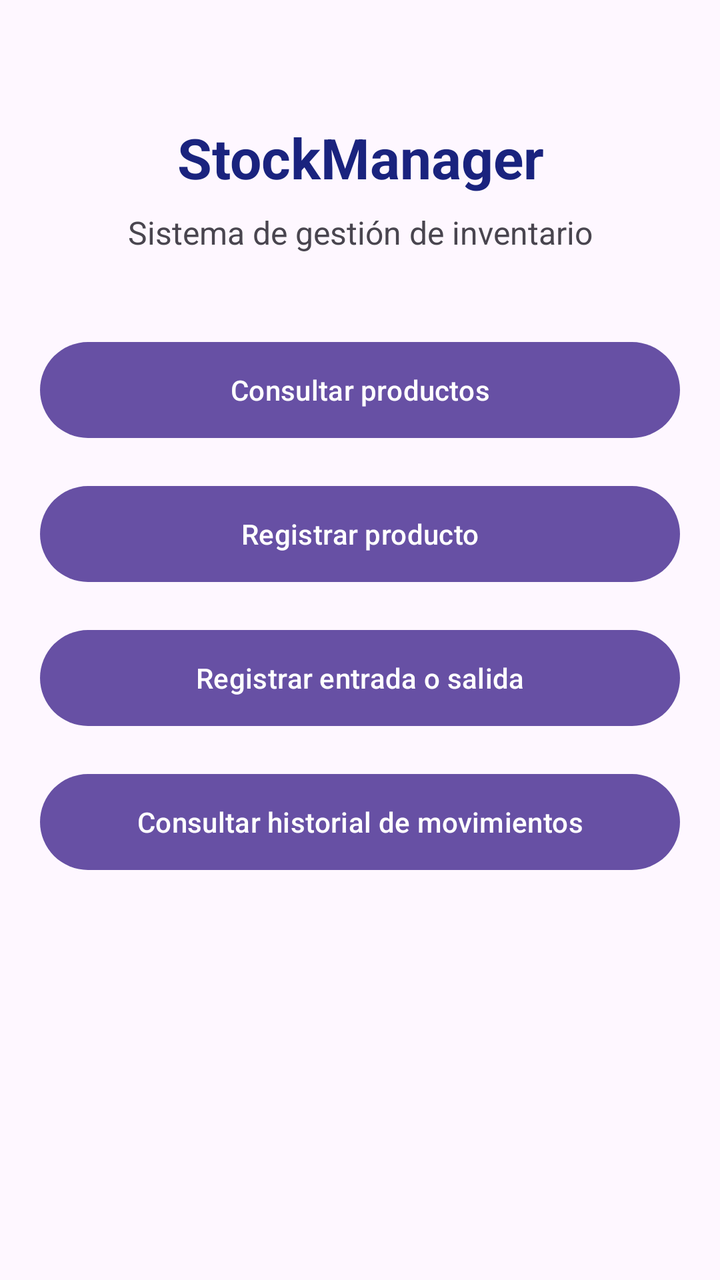
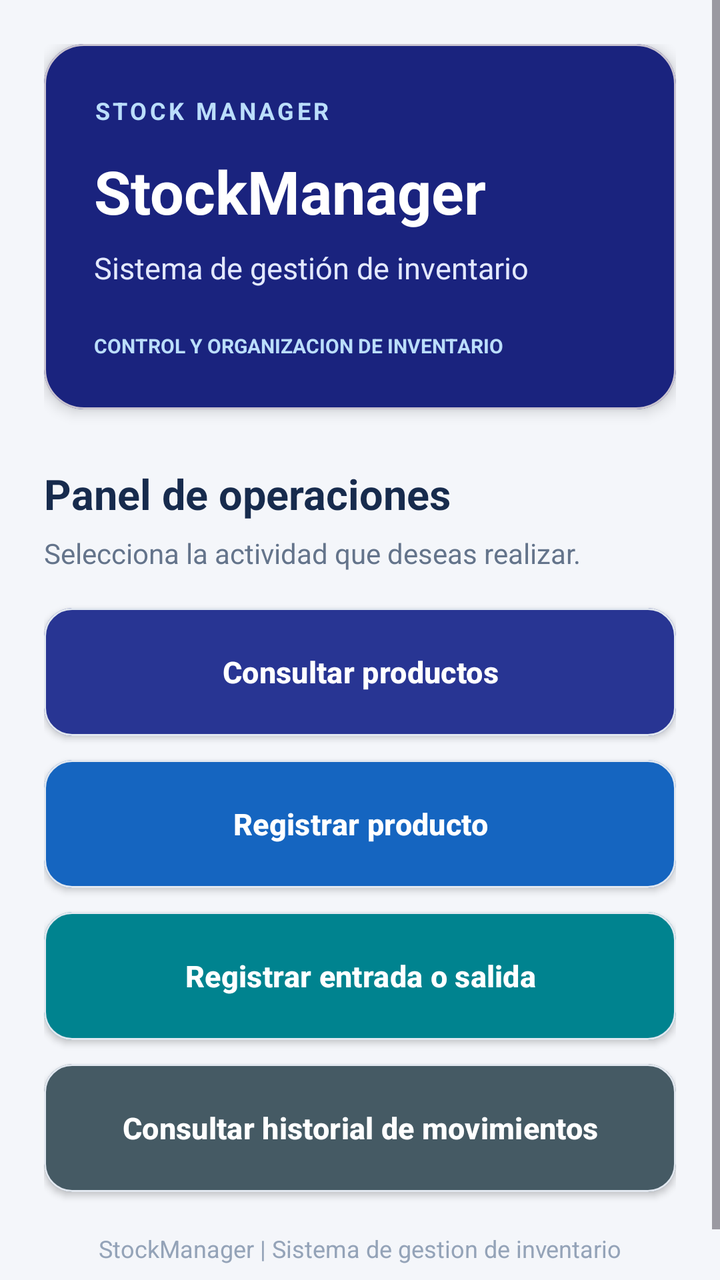

The first picture is an Android layout as it rendered before a commit; the second is the same layout after the commit. The layout source and the unified diff follow.
<!-- AndroidManifest.xml: application theme Theme.StockManager -->
<!-- res/layout/activity_main.xml -->
<?xml version="1.0" encoding="utf-8"?>
<androidx.constraintlayout.widget.ConstraintLayout
    xmlns:android="http://schemas.android.com/apk/res/android"
    xmlns:app="http://schemas.android.com/apk/res-auto"
    xmlns:tools="http://schemas.android.com/tools"
    android:id="@+id/main"
    android:layout_width="match_parent"
    android:layout_height="match_parent"
    android:padding="20dp"
    tools:context=".MainActivity">

    <TextView
        android:id="@+id/txtTitle"
        android:layout_width="0dp"
        android:layout_height="wrap_content"
        android:text="@string/main_title"
        android:textSize="28sp"
        android:textStyle="bold"
        android:textColor="#1A237E"
        android:gravity="center"
        app:layout_constraintTop_toTopOf="parent"
        app:layout_constraintStart_toStartOf="parent"
        app:layout_constraintEnd_toEndOf="parent"
        android:layout_marginTop="40dp" />

    <TextView
        android:id="@+id/txtDescription"
        android:layout_width="0dp"
        android:layout_height="wrap_content"
        android:text="@string/main_description"
        android:textSize="16sp"
        android:gravity="center"
        android:layout_marginTop="8dp"
        app:layout_constraintTop_toBottomOf="@id/txtTitle"
        app:layout_constraintStart_toStartOf="parent"
        app:layout_constraintEnd_toEndOf="parent" />

    <Button
        android:id="@+id/btnProducts"
        android:layout_width="0dp"
        android:layout_height="wrap_content"
        android:minHeight="56dp"
        android:paddingStart="12dp"
        android:paddingEnd="12dp"
        android:text="@string/btn_products"
        android:layout_marginTop="40dp"
        app:layout_constraintTop_toBottomOf="@id/txtDescription"
        app:layout_constraintStart_toStartOf="parent"
        app:layout_constraintEnd_toEndOf="parent" />

    <Button
        android:id="@+id/btnRegister"
        android:layout_width="0dp"
        android:layout_height="wrap_content"
        android:minHeight="56dp"
        android:paddingStart="12dp"
        android:paddingEnd="12dp"
        android:text="@string/btn_register"
        android:layout_marginTop="16dp"
        app:layout_constraintTop_toBottomOf="@id/btnProducts"
        app:layout_constraintStart_toStartOf="parent"
        app:layout_constraintEnd_toEndOf="parent" />

    <Button
        android:id="@+id/btnMovement"
        android:layout_width="0dp"
        android:layout_height="wrap_content"
        android:minHeight="56dp"
        android:paddingStart="12dp"
        android:paddingEnd="12dp"
        android:text="@string/btn_movement"
        android:layout_marginTop="16dp"
        app:layout_constraintTop_toBottomOf="@id/btnRegister"
        app:layout_constraintStart_toStartOf="parent"
        app:layout_constraintEnd_toEndOf="parent" />


    <Button
        android:id="@+id/btnHistory"
        android:layout_width="0dp"
        android:layout_height="wrap_content"
        android:minHeight="56dp"
        android:paddingStart="12dp"
        android:paddingEnd="12dp"
        android:text="@string/btn_history"
        android:layout_marginTop="16dp"
        app:layout_constraintTop_toBottomOf="@id/btnMovement"
        app:layout_constraintStart_toStartOf="parent"
        app:layout_constraintEnd_toEndOf="parent" />


</androidx.constraintlayout.widget.ConstraintLayout>
<!-- resources referenced by this layout -->
<resources>
  <string name="btn_history">Consultar historial de movimientos</string>
  <string name="btn_movement">Registrar entrada o salida</string>
  <string name="btn_products">Consultar productos</string>
  <string name="btn_register">Registrar producto</string>
  <string name="main_description">Sistema de gestión de inventario</string>
  <string name="main_title">StockManager</string>
  <style name="Theme.StockManager" parent="Base.Theme.StockManager" />
  <style name="Base.Theme.StockManager" parent="Theme.Material3.DayNight.NoActionBar">
          
          
      </style>
</resources>

<!-- the commit's change to res/layout/activity_main.xml (unified diff, before → after) -->
@@ -1,92 +1,209 @@
 <?xml version="1.0" encoding="utf-8"?>
-<androidx.constraintlayout.widget.ConstraintLayout
+<ScrollView
     xmlns:android="http://schemas.android.com/apk/res/android"
     xmlns:app="http://schemas.android.com/apk/res-auto"
     xmlns:tools="http://schemas.android.com/tools"
     android:id="@+id/main"
     android:layout_width="match_parent"
     android:layout_height="match_parent"
-    android:padding="20dp"
+    android:background="#F4F6FA"
+    android:fillViewport="true"
     tools:context=".MainActivity">
 
-    <TextView
-        android:id="@+id/txtTitle"
-        android:layout_width="0dp"
+    <LinearLayout
+        android:layout_width="match_parent"
         android:layout_height="wrap_content"
-        android:text="@string/main_title"
-        android:textSize="28sp"
-        android:textStyle="bold"
-        android:textColor="#1A237E"
-        android:gravity="center"
-        app:layout_constraintTop_toTopOf="parent"
-        app:layout_constraintStart_toStartOf="parent"
-        app:layout_constraintEnd_toEndOf="parent"
-        android:layout_marginTop="40dp" />
-
-    <TextView
-        android:id="@+id/txtDescription"
-        android:layout_width="0dp"
-        android:layout_height="wrap_content"
-        android:text="@string/main_description"
-        android:textSize="16sp"
-        android:gravity="center"
-        android:layout_marginTop="8dp"
-        app:layout_constraintTop_toBottomOf="@id/txtTitle"
-        app:layout_constraintStart_toStartOf="parent"
-        app:layout_constraintEnd_toEndOf="parent" />
-
-    <Button
-        android:id="@+id/btnProducts"
-        android:layout_width="0dp"
-        android:layout_height="wrap_content"
-        android:minHeight="56dp"
-        android:paddingStart="12dp"
-        android:paddingEnd="12dp"
-        android:text="@string/btn_products"
-        android:layout_marginTop="40dp"
-        app:layout_constraintTop_toBottomOf="@id/txtDescription"
-        app:layout_constraintStart_toStartOf="parent"
-        app:layout_constraintEnd_toEndOf="parent" />
-
-    <Button
-        android:id="@+id/btnRegister"
-        android:layout_width="0dp"
-        android:layout_height="wrap_content"
-        android:minHeight="56dp"
-        android:paddingStart="12dp"
-        android:paddingEnd="12dp"
-        android:text="@string/btn_register"
-        android:layout_marginTop="16dp"
-        app:layout_constraintTop_toBottomOf="@id/btnProducts"
-        app:layout_constraintStart_toStartOf="parent"
-        app:layout_constraintEnd_toEndOf="parent" />
-
-    <Button
-        android:id="@+id/btnMovement"
-        android:layout_width="0dp"
-        android:layout_height="wrap_content"
-        android:minHeight="56dp"
-        android:paddingStart="12dp"
-        android:paddingEnd="12dp"
-        android:text="@string/btn_movement"
-        android:layout_marginTop="16dp"
-        app:layout_constraintTop_toBottomOf="@id/btnRegister"
-        app:layout_constraintStart_toStartOf="parent"
-        app:layout_constraintEnd_toEndOf="parent" />
-
-
-    <Button
-        android:id="@+id/btnHistory"
-        android:layout_width="0dp"
-        android:layout_height="wrap_content"
-        android:minHeight="56dp"
-        android:paddingStart="12dp"
-        android:paddingEnd="12dp"
-        android:text="@string/btn_history"
-        android:layout_marginTop="16dp"
-        app:layout_constraintTop_toBottomOf="@id/btnMovement"
-        app:layout_constraintStart_toStartOf="parent"
-        app:layout_constraintEnd_toEndOf="parent" />
-
-
-</androidx.constraintlayout.widget.ConstraintLayout>
+        android:orientation="vertical"
+        android:padding="22dp">
+
+        
+        <com.google.android.material.card.MaterialCardView
+            android:layout_width="match_parent"
+            android:layout_height="wrap_content"
+            app:cardBackgroundColor="#1A237E"
+            app:cardCornerRadius="20dp"
+            app:cardElevation="4dp">
+
+            <LinearLayout
+                android:layout_width="match_parent"
+                android:layout_height="wrap_content"
+                android:orientation="vertical"
+                android:padding="25dp">
+
+                <TextView
+                    android:layout_width="wrap_content"
+                    android:layout_height="wrap_content"
+                    android:text="STOCK MANAGER"
+                    android:textColor="#BBDEFB"
+                    android:textSize="12sp"
+                    android:textStyle="bold"
+                    android:letterSpacing="0.12"/>
+
+                <TextView
+                    android:id="@+id/txtTitle"
+                    android:layout_width="match_parent"
+                    android:layout_height="wrap_content"
+                    android:text="@string/main_title"
+                    android:textColor="#FFFFFF"
+                    android:textSize="30sp"
+                    android:textStyle="bold"
+                    android:layout_marginTop="12dp"/>
+
+                <TextView
+                    android:id="@+id/txtDescription"
+                    android:layout_width="match_parent"
+                    android:layout_height="wrap_content"
+                    android:text="@string/main_description"
+                    android:textColor="#E3E9FF"
+                    android:textSize="15sp"
+                    android:layout_marginTop="8dp"/>
+
+                <TextView
+                    android:layout_width="wrap_content"
+                    android:layout_height="wrap_content"
+                    android:text="CONTROL Y ORGANIZACION DE INVENTARIO"
+                    android:textColor="#BBDEFB"
+                    android:textSize="10sp"
+                    android:textStyle="bold"
+                    android:layout_marginTop="22dp"/>
+
+            </LinearLayout>
+
+        </com.google.android.material.card.MaterialCardView>
+
+        
+        <TextView
+            android:layout_width="match_parent"
+            android:layout_height="wrap_content"
+            android:text="Panel de operaciones"
+            android:textColor="#172B4D"
+            android:textSize="21sp"
+            android:textStyle="bold"
+            android:layout_marginTop="28dp"
+            android:layout_marginBottom="6dp"/>
+
+        <TextView
+            android:layout_width="match_parent"
+            android:layout_height="wrap_content"
+            android:text="Selecciona la actividad que deseas realizar."
+            android:textColor="#64748B"
+            android:textSize="14sp"
+            android:layout_marginBottom="18dp"/>
+
+        
+        <com.google.android.material.card.MaterialCardView
+            android:layout_width="match_parent"
+            android:layout_height="wrap_content"
+            android:layout_marginBottom="12dp"
+            app:cardCornerRadius="14dp"
+            app:cardElevation="2dp"
+            app:strokeColor="#E2E8F0"
+            app:strokeWidth="1dp">
+
+            <com.google.android.material.button.MaterialButton
+                android:id="@+id/btnProducts"
+                android:layout_width="match_parent"
+                android:layout_height="64dp"
+                android:text="@string/btn_products"
+                android:textSize="15sp"
+                android:textStyle="bold"
+                android:textAllCaps="false"
+                android:textColor="#FFFFFF"
+                app:backgroundTint="#283593"
+                app:cornerRadius="14dp"
+                android:insetTop="0dp"
+                android:insetBottom="0dp"/>
+
+        </com.google.android.material.card.MaterialCardView>
+
+        
+        <com.google.android.material.card.MaterialCardView
+            android:layout_width="match_parent"
+            android:layout_height="wrap_content"
+            android:layout_marginBottom="12dp"
+            app:cardCornerRadius="14dp"
+            app:cardElevation="2dp"
+            app:strokeColor="#E2E8F0"
+            app:strokeWidth="1dp">
+
+            <com.google.android.material.button.MaterialButton
+                android:id="@+id/btnRegister"
+                android:layout_width="match_parent"
+                android:layout_height="64dp"
+                android:text="@string/btn_register"
+                android:textSize="15sp"
+                android:textStyle="bold"
+                android:textAllCaps="false"
+                android:textColor="#FFFFFF"
+                app:backgroundTint="#1565C0"
+                app:cornerRadius="14dp"
+                android:insetTop="0dp"
+                android:insetBottom="0dp"/>
+
+        </com.google.android.material.card.MaterialCardView>
+
+        
+        <com.google.android.material.card.MaterialCardView
+            android:layout_width="match_parent"
+            android:layout_height="wrap_content"
+            android:layout_marginBottom="12dp"
+            app:cardCornerRadius="14dp"
+            app:cardElevation="2dp"
+            app:strokeColor="#E2E8F0"
+            app:strokeWidth="1dp">
+
+            <com.google.android.material.button.MaterialButton
+                android:id="@+id/btnMovement"
+                android:layout_width="match_parent"
+                android:layout_height="64dp"
+                android:text="@string/btn_movement"
+                android:textSize="15sp"
+                android:textStyle="bold"
+                android:textAllCaps="false"
+                android:textColor="#FFFFFF"
+                app:backgroundTint="#00838F"
+                app:cornerRadius="14dp"
+                android:insetTop="0dp"
+                android:insetBottom="0dp"/>
+
+        </com.google.android.material.card.MaterialCardView>
+
+        
+        <com.google.android.material.card.MaterialCardView
+            android:layout_width="match_parent"
+            android:layout_height="wrap_content"
+            android:layout_marginBottom="20dp"
+            app:cardCornerRadius="14dp"
+            app:cardElevation="2dp"
+            app:strokeColor="#E2E8F0"
+            app:strokeWidth="1dp">
+
+            <com.google.android.material.button.MaterialButton
+                android:id="@+id/btnHistory"
+                android:layout_width="match_parent"
+                android:layout_height="64dp"
+                android:text="@string/btn_history"
+                android:textSize="15sp"
+                android:textStyle="bold"
+                android:textAllCaps="false"
+                android:textColor="#FFFFFF"
+                app:backgroundTint="#455A64"
+                app:cornerRadius="14dp"
+                android:insetTop="0dp"
+                android:insetBottom="0dp"/>
+
+        </com.google.android.material.card.MaterialCardView>
+
+        
+        <TextView
+            android:layout_width="match_parent"
+            android:layout_height="wrap_content"
+            android:text="StockManager | Sistema de gestion de inventario"
+            android:textColor="#94A3B8"
+            android:textSize="12sp"
+            android:gravity="center"
+            android:layout_marginBottom="12dp"/>
+
+    </LinearLayout>
+
+</ScrollView>
